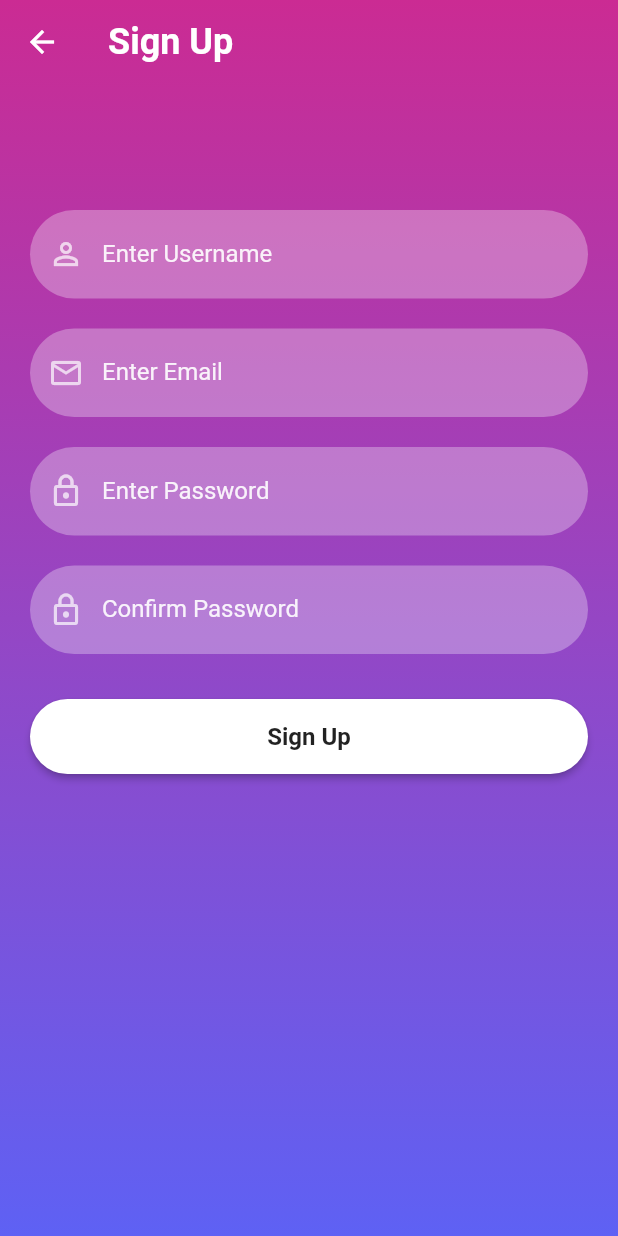
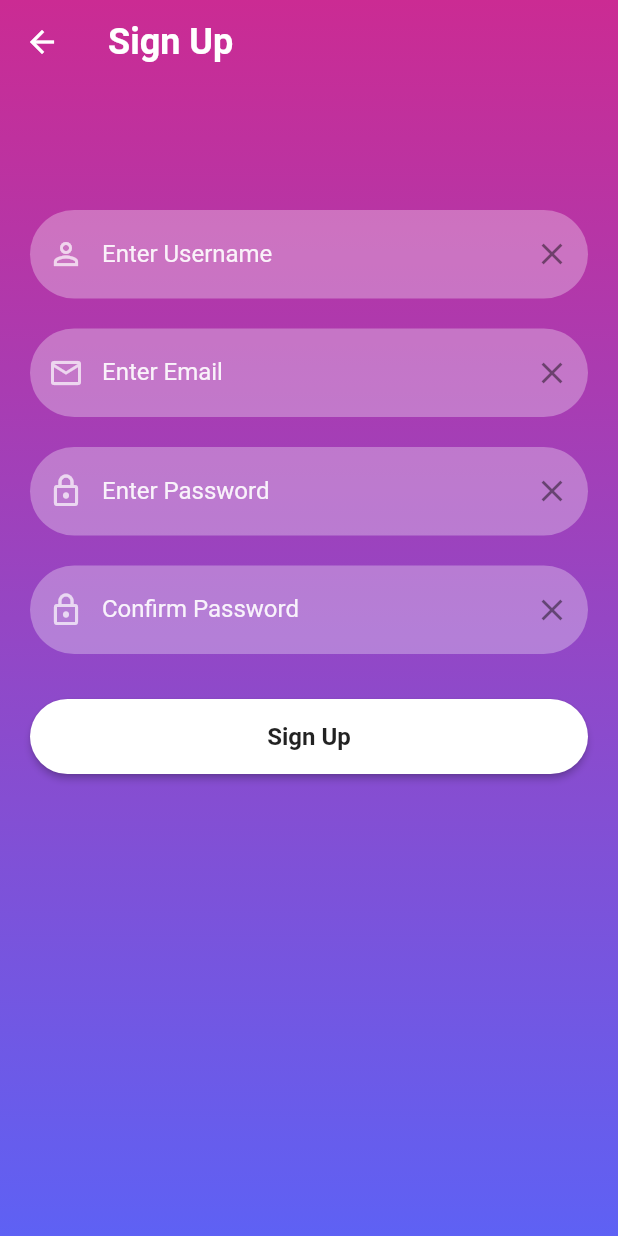
Before and after one commit to P3rdigas/SCMU-Project, a Flutter app: the SignUp screen opened directly, on a phone screen of 412 x 824 dp. Run offline on Flutter 3.47's test engine with Material 2 defaults, Android fonts, the phone set to English and light mode, and no system bars; our stand-ins replace email_validator, firebase_auth, firebase_core, flutter_svg; accounts and stored records are empty.

Commit message:
Adicionar delete dos fields

```diff
--- a/lib/pages/signin.dart
+++ b/lib/pages/signin.dart
@@ -52,6 +52,7 @@ class _SignInState extends State<SignIn> {
                           return "Please enter your email address";
                         } else if(!EmailValidator.validate(value)){
                           return "Please enter a valid email.";
+
                         }
 
                         return null;
--- a/lib/pages/signup.dart
+++ b/lib/pages/signup.dart
@@ -19,6 +19,7 @@ class _SignUpState extends State<SignUp> {
   final _signUpScreenFormKey = GlobalKey<FormState>();
 
   TextEditingController passwordTextController = TextEditingController();
+  TextEditingController confirmPasswordTextController = TextEditingController();
   TextEditingController emailTextController = TextEditingController();
   TextEditingController usernameTextController = TextEditingController();
 
@@ -94,7 +95,7 @@ class _SignUpState extends State<SignUp> {
                         const SizedBox(
                           height: 20,
                         ),
-                        reusableTextField("Confirm Password", Icons.lock_outline, true, null, (value) {
+                        reusableTextField("Confirm Password", Icons.lock_outline, true, confirmPasswordTextController, (value) {
                           if(value == null || value.isEmpty) {
                             return "Please re-enter your password";
                           } else if(value != passwordTextController.text) {
--- a/lib/utils/reusable.dart
+++ b/lib/utils/reusable.dart
@@ -11,7 +11,7 @@ Image logoWidget(String imageName, color) {
 }
 
 TextFormField reusableTextField(String text, IconData icon, bool isPasswordType,
-    TextEditingController? controller, String? Function(String?)? validatorExec) {
+    TextEditingController controller, String? Function(String?)? validatorExec) {
   return TextFormField(
     controller: controller,
     obscureText: isPasswordType,
@@ -23,6 +23,12 @@ TextFormField reusableTextField(String text, IconData icon, bool isPasswordType,
       prefixIcon: Icon(
         icon,
         color: Colors.white70,
+      ),
+      suffixIcon: IconButton(
+        onPressed: () {
+            controller.clear();
+        },
+        icon: const Icon(Icons.clear),
       ),
       labelText: text,
       labelStyle: TextStyle(color: Colors.white.withOpacity(0.9)),
```
